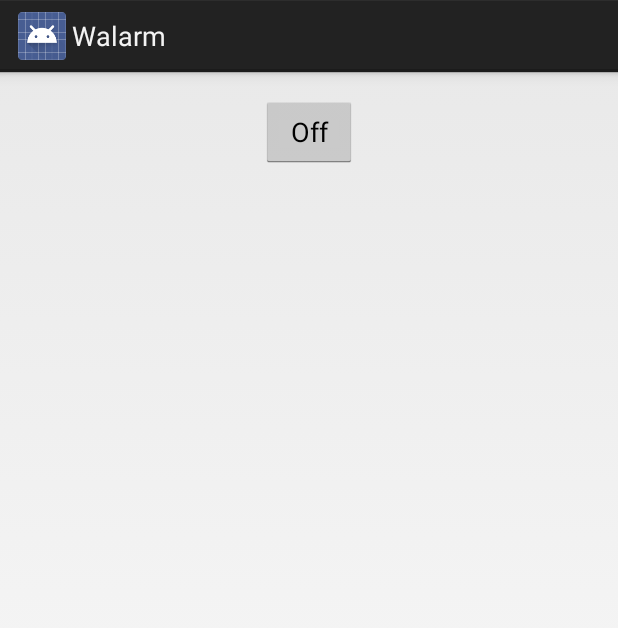
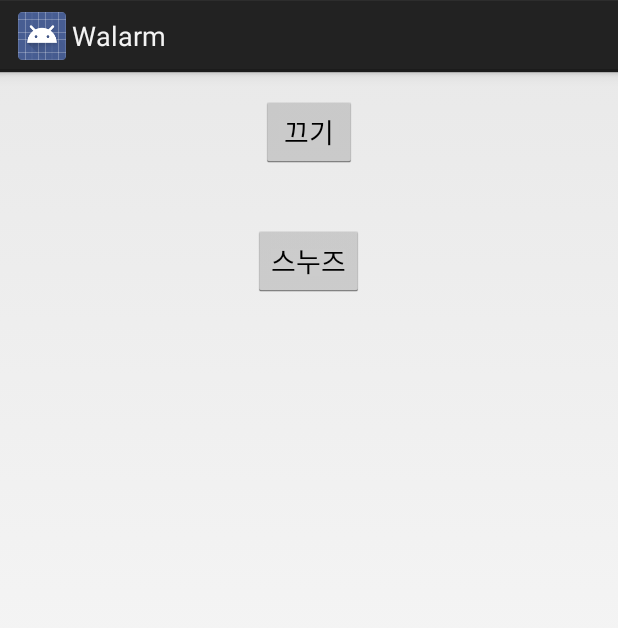
Before and after one commit to Haegon/Walarm, an Android app: the layout activity_fire.xml on its own in the app's theme, with its tools: preview values and no code run, on a phone screen of 412 x 824 dp. Shown: the top 628 px of the screen. Run offline under Robolectric (Android 15) with nearby library versions, the phone set to English and light mode, and no system bars.

Commit message:
스누즈 추가함. 일단 5분.

```diff
--- a/app/src/main/res/layout/activity_fire.xml
+++ b/app/src/main/res/layout/activity_fire.xml
@@ -9,9 +9,18 @@
     <Button
         android:layout_width="wrap_content"
         android:layout_height="wrap_content"
-        android:text="Off"
+        android:text="끄기"
         android:id="@+id/btn_off"
         android:layout_alignParentTop="true"
         android:layout_centerHorizontal="true" />
 
+    <Button
+        android:layout_width="wrap_content"
+        android:layout_height="wrap_content"
+        android:text="스누즈"
+        android:id="@+id/btn_snooze"
+        android:layout_below="@+id/btn_off"
+        android:layout_centerHorizontal="true"
+        android:layout_marginTop="38dp" />
+
 </RelativeLayout>
```
Also changed, not shown: app/src/main/java/com/gohn/walarm/Activity/FireActivity.java (+32 -4 lines), app/src/main/java/com/gohn/walarm/Scheduler/AlarmReceiver.java (+13 -0 lines).
